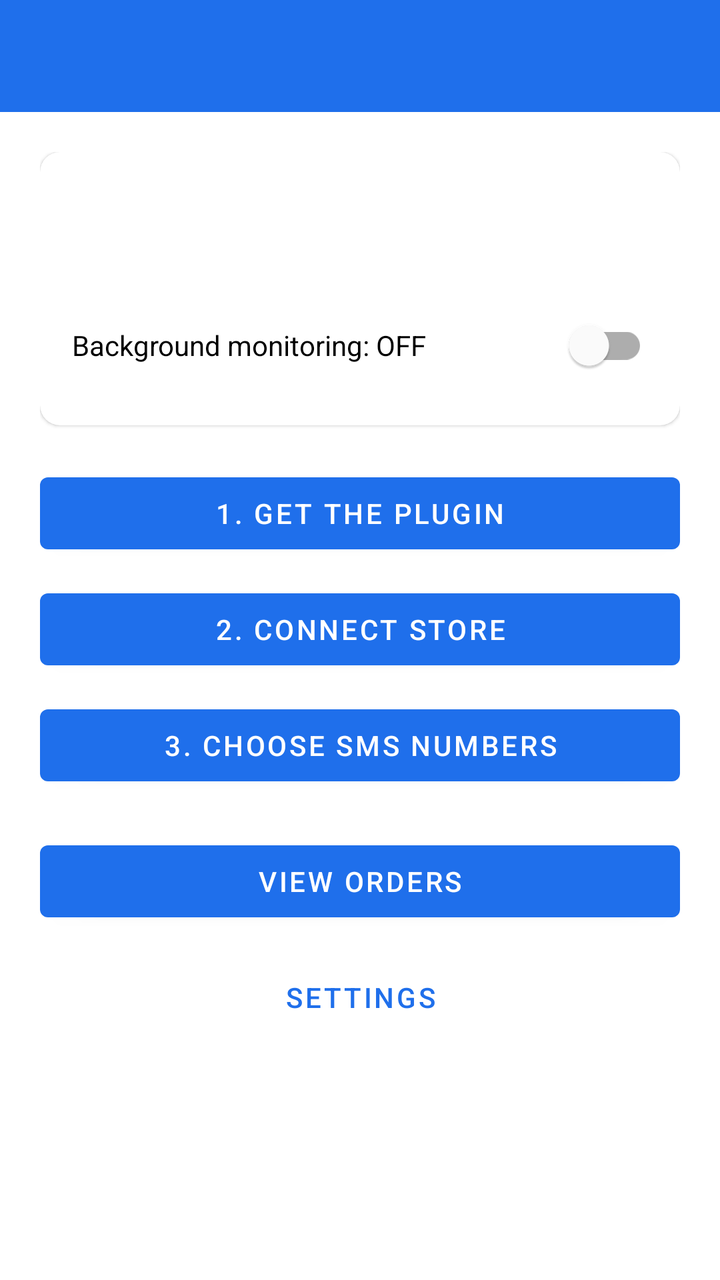
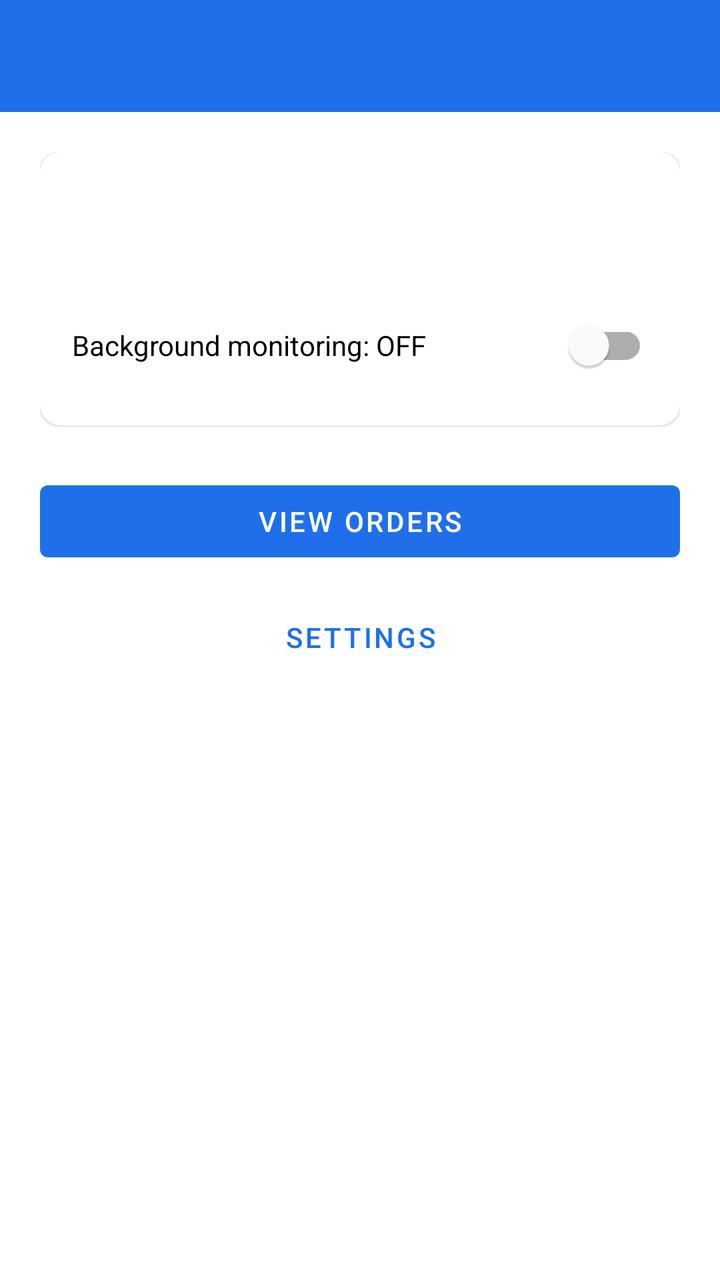

Before-and-after screenshots of an Android layout around one commit, followed by the original layout XML and the change that was made.
<!-- AndroidManifest.xml: application theme Theme.Payvi -->
<!-- res/layout/activity_main.xml -->
<?xml version="1.0" encoding="utf-8"?>
<LinearLayout xmlns:android="http://schemas.android.com/apk/res/android"
    xmlns:app="http://schemas.android.com/apk/res-auto"
    android:layout_width="match_parent"
    android:layout_height="match_parent"
    android:orientation="vertical"
    android:background="?android:attr/colorBackground">

    <com.google.android.material.appbar.MaterialToolbar
        android:id="@+id/toolbar"
        android:layout_width="match_parent"
        android:layout_height="?attr/actionBarSize"
        android:background="@color/payvi_primary"
        app:titleTextColor="@android:color/white" />

    <ScrollView
        android:layout_width="match_parent"
        android:layout_height="0dp"
        android:layout_weight="1">

        <LinearLayout
            android:layout_width="match_parent"
            android:layout_height="wrap_content"
            android:orientation="vertical"
            android:padding="20dp">

            <com.google.android.material.card.MaterialCardView
                android:layout_width="match_parent"
                android:layout_height="wrap_content"
                android:layout_marginBottom="20dp"
                app:cardCornerRadius="10dp"
                app:cardElevation="1dp">

                <LinearLayout
                    android:layout_width="match_parent"
                    android:layout_height="wrap_content"
                    android:orientation="vertical"
                    android:padding="16dp">

                    <TextView
                        android:id="@+id/txt_connection_status"
                        android:layout_width="match_parent"
                        android:layout_height="wrap_content"
                        android:textStyle="bold"
                        android:textSize="16sp" />

                    <TextView
                        android:id="@+id/txt_last_sync"
                        android:layout_width="match_parent"
                        android:layout_height="wrap_content"
                        android:layout_marginTop="4dp" />

                    <com.google.android.material.switchmaterial.SwitchMaterial
                        android:id="@+id/switch_background_sync"
                        android:layout_width="match_parent"
                        android:layout_height="wrap_content"
                        android:layout_marginTop="12dp"
                        android:text="@string/main_sync_toggle_off" />

                </LinearLayout>
            </com.google.android.material.card.MaterialCardView>

            <com.google.android.material.button.MaterialButton
                android:id="@+id/btn_get_plugin"
                android:layout_width="match_parent"
                android:layout_height="wrap_content"
                android:text="@string/main_btn_get_plugin"
                android:layout_marginBottom="10dp" />

            <com.google.android.material.button.MaterialButton
                android:id="@+id/btn_connect_store"
                android:layout_width="match_parent"
                android:layout_height="wrap_content"
                android:text="@string/main_btn_connect_store"
                android:layout_marginBottom="10dp" />

            <com.google.android.material.button.MaterialButton
                android:id="@+id/btn_sms_senders"
                android:layout_width="match_parent"
                android:layout_height="wrap_content"
                android:text="@string/main_btn_sms_senders"
                android:layout_marginBottom="20dp" />

            <com.google.android.material.button.MaterialButton
                android:id="@+id/btn_orders"
                android:layout_width="match_parent"
                android:layout_height="wrap_content"
                android:text="@string/main_btn_orders"
                android:layout_marginBottom="10dp" />

            <com.google.android.material.button.MaterialButton
                android:id="@+id/btn_settings"
                style="@style/Widget.MaterialComponents.Button.TextButton"
                android:layout_width="match_parent"
                android:layout_height="wrap_content"
                android:text="@string/main_btn_settings" />

        </LinearLayout>
    </ScrollView>

</LinearLayout>
<!-- resources referenced by this layout -->
<resources>
  <color name="payvi_primary">#1F6FEB</color>
  <string name="main_btn_connect_store">2. Connect Store</string>
  <string name="main_btn_get_plugin">1. Get the Plugin</string>
  <string name="main_btn_orders">View Orders</string>
  <string name="main_btn_settings">Settings</string>
  <string name="main_btn_sms_senders">3. Choose SMS Numbers</string>
  <string name="main_sync_toggle_off">Background monitoring: OFF</string>
  <style name="Theme.Payvi" parent="Theme.MaterialComponents.DayNight.NoActionBar">
          <item name="colorPrimary">@color/payvi_primary</item>
          <item name="colorPrimaryDark">@color/payvi_primary_dark</item>
          <item name="colorAccent">@color/payvi_accent</item>
          <item name="android:statusBarColor">@color/payvi_primary_dark</item>
      </style>
  <color name="payvi_primary_dark">#123E82</color>
  <color name="payvi_accent">#00B894</color>
</resources>

<!-- the commit's change to res/layout/activity_main.xml (unified diff, before → after) -->
@@ -27,7 +27,7 @@
             <com.google.android.material.card.MaterialCardView
                 android:layout_width="match_parent"
                 android:layout_height="wrap_content"
-                android:layout_marginBottom="20dp"
+                android:layout_marginBottom="24dp"
                 app:cardCornerRadius="10dp"
                 app:cardElevation="1dp">
 
@@ -61,27 +61,6 @@
             </com.google.android.material.card.MaterialCardView>
 
             <com.google.android.material.button.MaterialButton
-                android:id="@+id/btn_get_plugin"
-                android:layout_width="match_parent"
-                android:layout_height="wrap_content"
-                android:text="@string/main_btn_get_plugin"
-                android:layout_marginBottom="10dp" />
-
-            <com.google.android.material.button.MaterialButton
-                android:id="@+id/btn_connect_store"
-                android:layout_width="match_parent"
-                android:layout_height="wrap_content"
-                android:text="@string/main_btn_connect_store"
-                android:layout_marginBottom="10dp" />
-
-            <com.google.android.material.button.MaterialButton
-                android:id="@+id/btn_sms_senders"
-                android:layout_width="match_parent"
-                android:layout_height="wrap_content"
-                android:text="@string/main_btn_sms_senders"
-                android:layout_marginBottom="20dp" />
-
-            <com.google.android.material.button.MaterialButton
                 android:id="@+id/btn_orders"
                 android:layout_width="match_parent"
                 android:layout_height="wrap_content"
<!-- resource entries referenced after the edit -->
@@ -1,11 +1,8 @@
 <!-- resources referenced by this layout -->
 <resources>
   <color name="payvi_primary">#1F6FEB</color>
-  <string name="main_btn_connect_store">2. Connect Store</string>
-  <string name="main_btn_get_plugin">1. Get the Plugin</string>
   <string name="main_btn_orders">View Orders</string>
   <string name="main_btn_settings">Settings</string>
-  <string name="main_btn_sms_senders">3. Choose SMS Numbers</string>
   <string name="main_sync_toggle_off">Background monitoring: OFF</string>
   <style name="Theme.Payvi" parent="Theme.MaterialComponents.DayNight.NoActionBar">
           <item name="colorPrimary">@color/payvi_primary</item>
